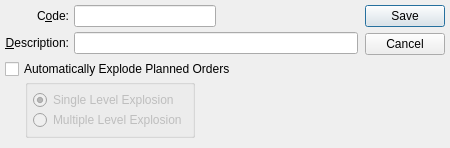
Before: the Qt Designer form xtuple/trunk/guiclient/plannerCode.ui in WooodHead/xtuple, drawn with Qt 5.
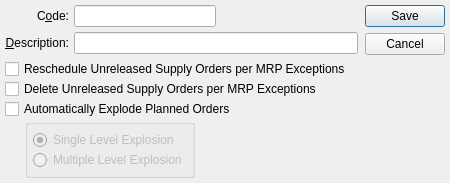
After: the same form once the commit is applied. Custom widgets are drawn as their Qt base class.

Commit message: Issue #11687:port MRP Exceptions to core

Diff of the .ui file:
```diff
--- a/xtuple/trunk/guiclient/plannerCode.ui
+++ b/xtuple/trunk/guiclient/plannerCode.ui
@@ -14,7 +14,7 @@
     <x>0</x>
     <y>0</y>
     <width>450</width>
-    <height>148</height>
+    <height>155</height>
    </rect>
   </property>
   <property name="windowTitle">
@@ -118,6 +118,20 @@
          <property name="spacing">
           <number>0</number>
          </property>
+         <item>
+          <widget class="QCheckBox" name="_mrpexcpResched">
+           <property name="text">
+            <string>Reschedule Unreleased Supply Orders per MRP Exceptions</string>
+           </property>
+          </widget>
+         </item>
+         <item>
+          <widget class="QCheckBox" name="_mrpexcpDelete">
+           <property name="text">
+            <string>Delete Unreleased Supply Orders per MRP Exceptions</string>
+           </property>
+          </widget>
+         </item>
          <item>
           <widget class="QCheckBox" name="_autoExplode">
            <property name="text">
```
The commit also changes 1 other file.
